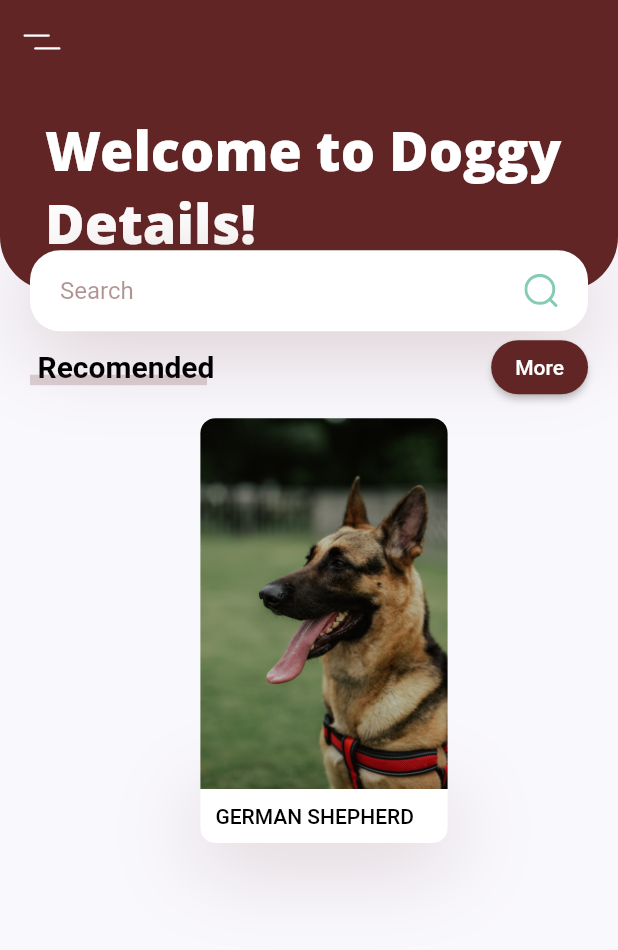
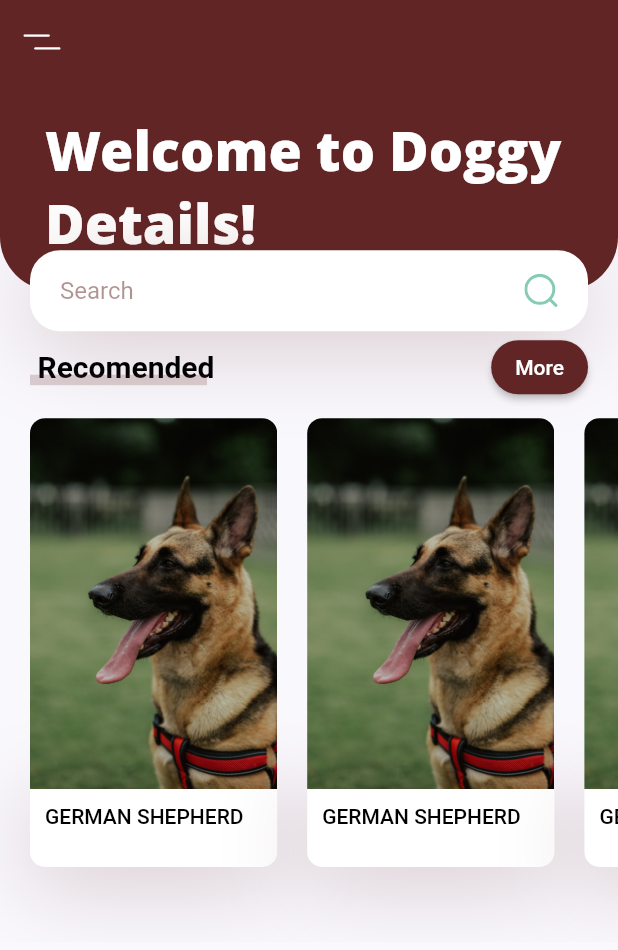
Before and after one commit to tom-kelly25/doggy-details, a Flutter app: the screen it shows after launch, on a phone screen of 412 x 824 dp. Shown: the top 950 px of the screen. Run offline on Flutter 3.47's test engine with Material 2 defaults, Android fonts, the phone set to English and light mode, and no system bars; our stand-ins replace flutter_svg; Roboto replaces fonts that are missing (Open Sans).

```diff
--- a/doggy_details/lib/screens/home/components/body.dart
+++ b/doggy_details/lib/screens/home/components/body.dart
@@ -9,11 +9,51 @@ class body extends StatelessWidget {
   Widget build(BuildContext context) {
     Size size = MediaQuery.of(context).size;
     return SingleChildScrollView(
-      child: Column(
-        children: <Widget>[
+      child: Column(children: <Widget>[
         header(size: size),
         titleAndButton(),
-          Container(
+        SingleChildScrollView(
+          scrollDirection: Axis.horizontal,
+          child: Row(
+            children: [
+              recomend(
+                image: "assets/img/german shepherd.png",
+                title: "german shepherd",
+                press: () {},
+              ),
+              recomend(
+                image: "assets/img/german shepherd.png",
+                title: "german shepherd",
+                press: () {},
+              ),
+              recomend(
+                image: "assets/img/german shepherd.png",
+                title: "german shepherd",
+                press: () {},
+              ),
+            ],
+          ),
+        ),
+      ]),
+    );
+  }
+}
+
+class recomend extends StatelessWidget {
+  const recomend({
+    super.key,
+    required this.image,
+    required this.title,
+    required this.press,
+  });
+  final String image;
+  final String title;
+  final Function press;
+
+  @override
+  Widget build(BuildContext context) {
+    Size size = MediaQuery.of(context).size;
+    return Container(
       margin: EdgeInsets.only(
         left: kDefaultPadding,
         top: kDefaultPadding / 2,
@@ -24,13 +64,11 @@ class body extends StatelessWidget {
         children: <Widget>[
           ClipRRect(
             borderRadius: BorderRadius.only(
-                      topLeft: Radius.circular(10),
-                      topRight: Radius.circular(10)),
-                  child: Image.asset(
-                    ("assets/img/german shepherd.png"),
+                topLeft: Radius.circular(10), topRight: Radius.circular(10)),
+            child: Image.asset(image),
           ),
-                ),
-                Container(
+          GestureDetector(
+            child: Container(
               padding: EdgeInsets.all(kDefaultPadding / 2),
               decoration: BoxDecoration(
                 color: Colors.white,
@@ -51,15 +89,14 @@ class body extends StatelessWidget {
                     text: TextSpan(
                       children: [
                         TextSpan(
-                                text: "German Shepherd".toUpperCase(),
+                            // text: "German Shepherd".toUpperCase(),
+                            text: "$title\n".toUpperCase(),
                             style: Theme.of(context).textTheme.button)
                       ],
                     ),
                   ),
                 ],
               ),
-                )
-              ],
             ),
           )
         ],
```
Lines whose indentation alone changed are shown as unchanged.
